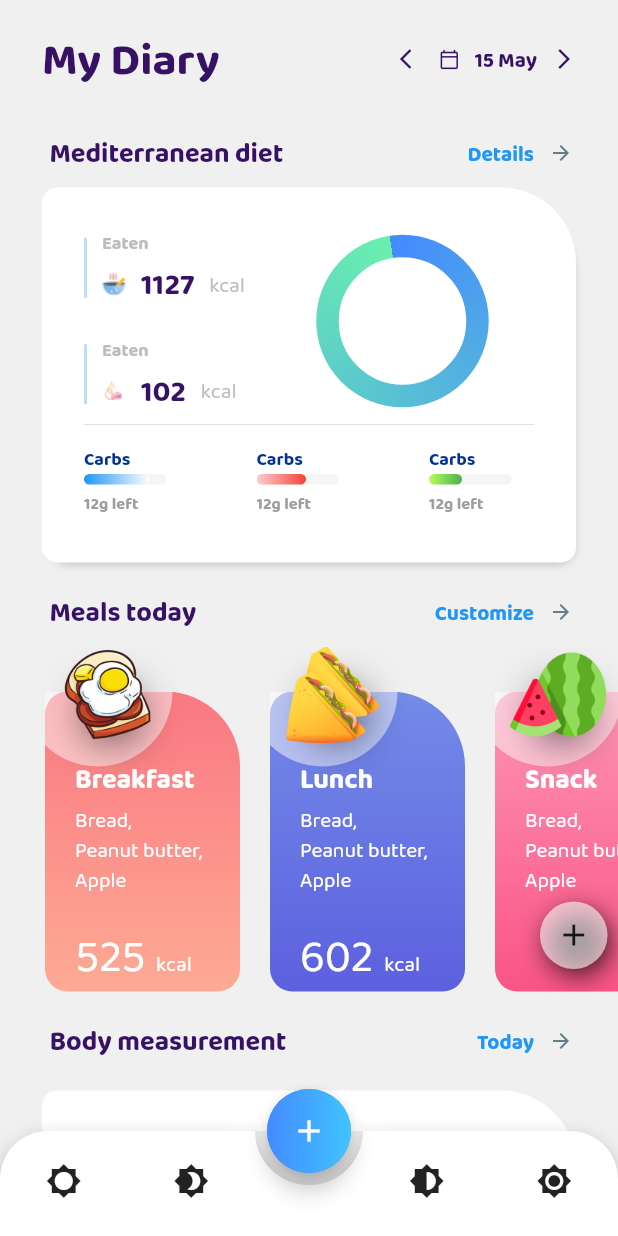
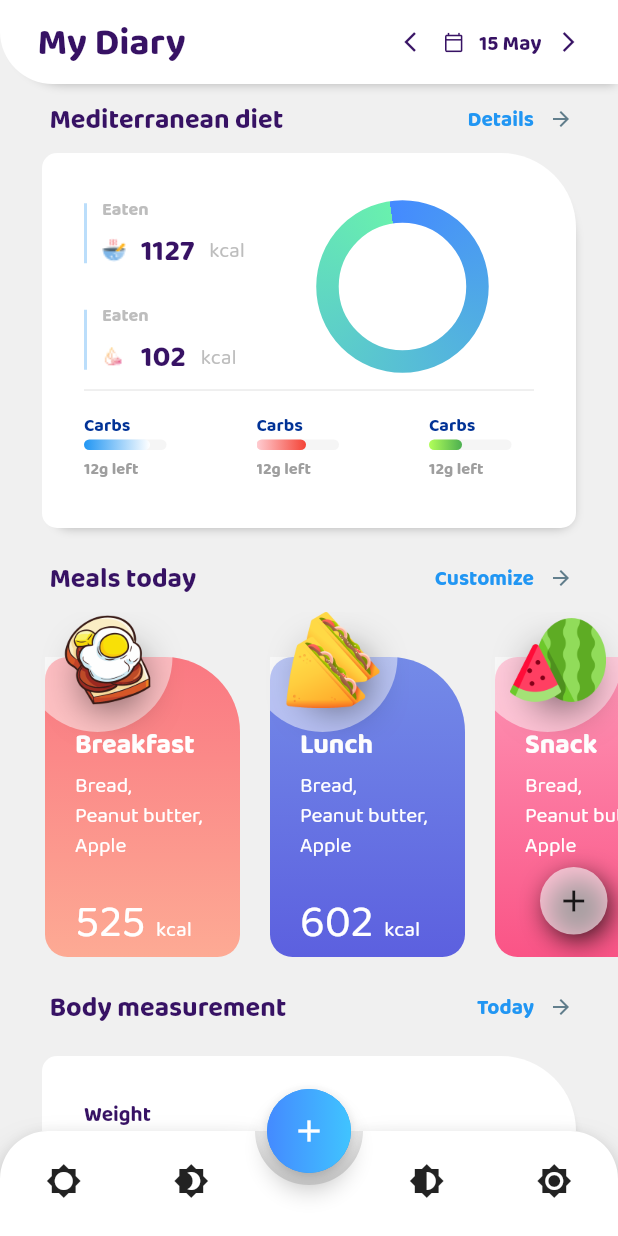
Before and after one commit to tony-nks/diary, a Flutter app: the screen it shows after launch, on a phone screen of 412 x 824 dp. Run offline on Flutter 3.47's test engine with Material 2 defaults, Android fonts, the phone set to English and light mode, and no system bars; drawn by our look-alikes of animated_bottom_navigation_bar, percent_indicator, simple_circular_progress_bar; our stand-ins replace liquid_progress_indicator; missing offline and left inert: fluent_appbar.

Commit message:
исправил appBar

```diff
--- a/lib/screens/home_screen.dart
+++ b/lib/screens/home_screen.dart
@@ -6,6 +6,7 @@ import 'package:diary/widgets/statistics.dart';
 import 'package:diary/widgets/text_divider.dart';
 import 'package:diary/widgets/water.dart';
 import 'package:diary/widgets/water_notification.dart';
+import 'package:fluent_appbar/fluent_appbar.dart';
 import 'package:flutter/material.dart';
 
 class HomeScreen extends StatefulWidget {
@@ -23,7 +24,7 @@ class _HomeScreenState extends State<HomeScreen> {
     Icons.brightness_6,
     Icons.brightness_7,
   ];
-
+  final ScrollController scrollController = ScrollController();
   @override
   Widget build(BuildContext context) {
     return MaterialApp(
@@ -33,12 +34,79 @@ class _HomeScreenState extends State<HomeScreen> {
       ),
       home: SafeArea(
         child: Scaffold(
+          extendBodyBehindAppBar: true,
+          appBar: AppBar(
+            backgroundColor: Colors.transparent,
+            elevation: 0.0,
+            flexibleSpace: Container(
+              height: 60,
+              decoration: BoxDecoration(
+                  color: Colors.white,
+                  borderRadius: BorderRadius.only(bottomLeft: Radius.circular(35)),
+                boxShadow: [
+                  BoxShadow(
+                    color: Colors.black26,
+                    offset: Offset(3, 5),
+                    spreadRadius: -5,
+                    blurRadius: 5,
+                  )
+                ]
+              ),
+              child: Padding(
+                padding: const EdgeInsets.symmetric(vertical: 8.0, horizontal: 25.0),
+                child: Row(
+                  mainAxisAlignment: MainAxisAlignment.spaceBetween,
+                  children: [
+                    Text(
+                      'My Diary',
+                      style: TextStyle(
+                          fontWeight: FontWeight.bold,
+                          fontSize: 25,
+                          color: Color.fromRGBO(55, 18, 100, 1),
+                          fontFamily: "BalooChettan2"),
+                    ),
+                    Row(
+                      children: [
+                        Icon(
+                          Icons.arrow_back_ios,
+                          size: 16,
+                          color: Color.fromRGBO(55, 18, 100, 1),
+                        ),
+                        SizedBox(
+                          width: 10,
+                        ),
+                        Icon(Icons.calendar_today_outlined,
+                            size: 14,
+                            color: Color.fromRGBO(55, 18, 100, 1)),
+                        SizedBox(
+                          width: 10,
+                        ),
+                        Text(
+                          '15 May',
+                          style: TextStyle(
+                              fontSize: 14,
+                              color: Color.fromRGBO(55, 18, 100, 1),
+                              fontFamily: "BalooChettan2",
+                              fontWeight: FontWeight.bold),
+                        ),
+                        SizedBox(
+                          width: 10,
+                        ),
+                        Icon(Icons.arrow_forward_ios,
+                            size: 16, color: Color.fromRGBO(55, 18, 100, 1)),
+                      ],
+                    ),
+                  ],
+                ),
+              ),
+            ),
+          ),
           backgroundColor: Color.fromRGBO(240, 240, 240, 1),
           body: Column(
             crossAxisAlignment: CrossAxisAlignment.start,
             children: [
               // appBar
-              CustomAppBar(),
+              //CustomAppBar(),
               Expanded(
                 child: SizedBox(
                   child: ListView(
```
Also changed, not shown: pubspec.lock.
